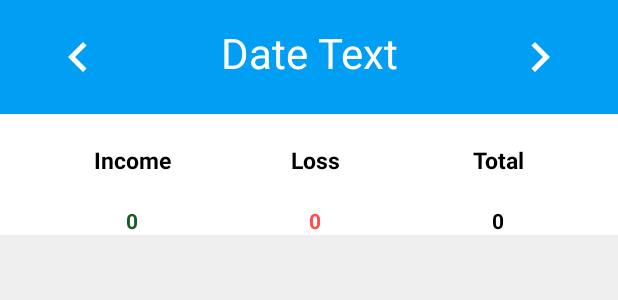
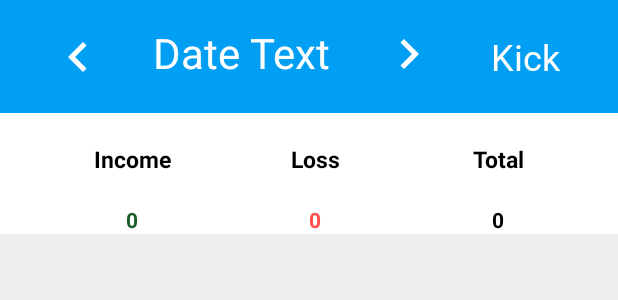
Before and after one commit to Rinkuu253/MoneyManagement, an Android app: the layout activity_catatan_anggota_dialog.xml on its own in the app's theme, with its tools: preview values and no code run, on a phone screen of 412 x 824 dp. Shown: the top 300 px of the screen. Run offline under Robolectric (Android 15) with nearby library versions, the phone set to English and light mode, and no system bars.

Commit message:
Kick Family

```diff
--- a/app/src/main/java/com/example/monman/KeluargaFragmentAktif.java
+++ b/app/src/main/java/com/example/monman/KeluargaFragmentAktif.java
@@ -75,8 +75,9 @@ public class KeluargaFragmentAktif extends Fragment {
                     id_keluarga,
                     nama_anggota,
                     role_anggota,
-                    familyRole
-            );
+                    familyRole,
+                    userId,
+                    username);
             recyclerView.setAdapter(bk);
             recyclerView.setLayoutManager(new LinearLayoutManager(getActivity()));
             setData();
--- a/app/src/main/res/layout/activity_catatan_anggota_dialog.xml
+++ b/app/src/main/res/layout/activity_catatan_anggota_dialog.xml
@@ -16,8 +16,8 @@
             android:orientation="vertical">
 
             <include
-                android:id="@+id/topBarDate"
-                layout="@layout/top_bar_date"/>
+                android:id="@+id/topBarDateFamily"
+                layout="@layout/top_bar_date_family"/>
 
             <androidx.constraintlayout.widget.ConstraintLayout
                 android:id="@+id/laporanTotalCatatan"
--- /dev/null
+++ b/app/src/main/res/layout/top_bar_date_family.xml
@@ -0,0 +1,63 @@
+<?xml version="1.0" encoding="utf-8"?>
+<androidx.constraintlayout.widget.ConstraintLayout
+    xmlns:android="http://schemas.android.com/apk/res/android"
+    xmlns:app="http://schemas.android.com/apk/res-auto"
+    xmlns:tools="http://schemas.android.com/tools"
+    android:layout_width="match_parent"
+    android:layout_height="wrap_content"
+    android:background="@color/colorPrimary"
+    android:padding="16dp">
+
+    <ImageView
+        android:id="@+id/monthBefore"
+        android:layout_width="40dp"
+        android:layout_height="40dp"
+        android:src="@drawable/baseline_chevron_left_24"
+        app:layout_constraintStart_toStartOf="parent"
+        app:layout_constraintTop_toTopOf="parent"
+        app:layout_constraintBottom_toBottomOf="parent"
+        android:layout_marginStart="16dp"/>
+
+    <TextView
+        android:id="@+id/dateText"
+        android:layout_width="154dp"
+        android:layout_height="43dp"
+        android:layout_marginStart="12dp"
+        android:layout_marginEnd="12dp"
+        android:text="Date Text"
+        android:textAlignment="center"
+        android:textColor="@color/white"
+        android:textSize="28sp"
+        app:layout_constraintBottom_toBottomOf="parent"
+        app:layout_constraintEnd_toStartOf="@id/monthAfter"
+        app:layout_constraintHorizontal_bias="0.048"
+        app:layout_constraintStart_toEndOf="@id/monthBefore"
+        app:layout_constraintTop_toTopOf="parent"
+        app:layout_constraintVertical_bias="0.0" />
+
+    <ImageView
+        android:id="@+id/monthAfter"
+        android:layout_width="40dp"
+        android:layout_height="40dp"
+        android:layout_marginEnd="20dp"
+        android:src="@drawable/baseline_chevron_right_24"
+        app:layout_constraintBottom_toBottomOf="parent"
+        app:layout_constraintEnd_toStartOf="@id/kickFamily"
+        app:layout_constraintTop_toTopOf="parent"
+        app:layout_constraintVertical_bias="0.0" />
+
+    <TextView
+        android:id="@+id/kickFamily"
+        android:layout_width="75dp"
+        android:layout_height="40dp"
+        android:layout_marginEnd="8dp"
+        android:fontFamily="@font/calibri_regular"
+        android:gravity="center"
+        android:text="Kick"
+        android:textColor="@color/white"
+        android:textSize="24sp"
+        app:layout_constraintBottom_toBottomOf="parent"
+        app:layout_constraintEnd_toEndOf="parent"
+        app:layout_constraintTop_toTopOf="parent" />
+
+</androidx.constraintlayout.widget.ConstraintLayout>
```
Also changed, not shown: app/src/main/java/com/example/monman/AnggotaKeluargaAdapter.java (+6 -4 lines), app/src/main/java/com/example/monman/CatatanAnggotaDialog.java (+37 -2 lines), app/src/main/java/com/example/monman/DatabaseHelper.java (+9 -0 lines).
